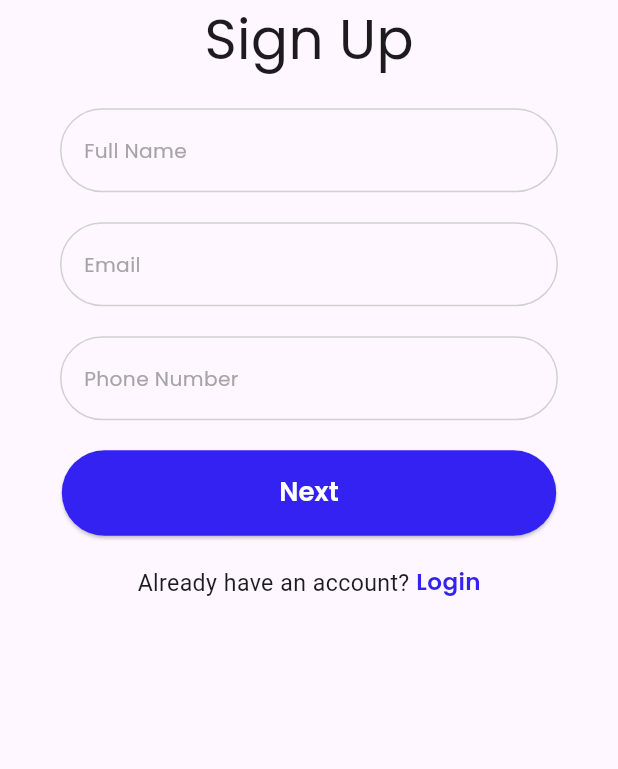
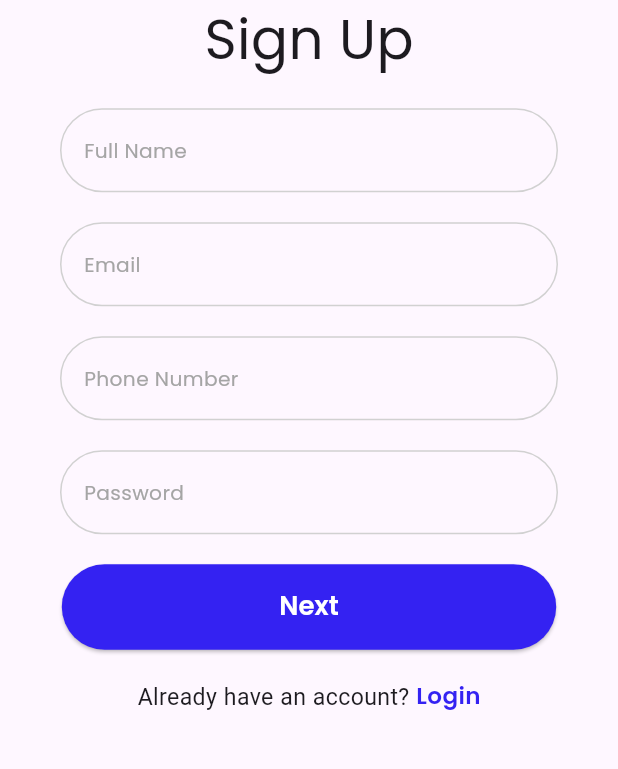
Before and after one commit to 00mkk00/mashena_driver_app, a Flutter app: the SignupView screen opened by its route, on a phone screen of 412 x 824 dp, the part 247-1016 px from its top. Run offline on Flutter 3.47's test engine with Material 3 defaults, Android fonts, the phone set to English and light mode, and no system bars; our stand-ins replace connectivity_plus, dio, dots_indicator, flutter_dotenv, flutter_screenutil, flutter_svg and 4 more; accounts and stored records are empty.

Commit message:
edit sign up body & create loing view

```diff
--- a/lib/feature/auth/presentation/views/widgets/signup_body.dart
+++ b/lib/feature/auth/presentation/views/widgets/signup_body.dart
@@ -20,8 +20,8 @@ class SignupViewBody extends StatelessWidget {
         const SizedBox(height: 20),
         Field(
           hint: S.of(context).authFullName,
-          autofillHints: const [AutofillHints.email],
-          keyboardType: TextInputType.emailAddress,
+          autofillHints: const [AutofillHints.name],
+          keyboardType: TextInputType.name,
         ),
         const SizedBox(height: 20),
         Field(
@@ -32,8 +32,15 @@ class SignupViewBody extends StatelessWidget {
         const SizedBox(height: 20),
         Field(
           hint: S.of(context).authPhone,
-          autofillHints: const [AutofillHints.email],
-          keyboardType: TextInputType.emailAddress,
+          autofillHints: const [AutofillHints.telephoneNumber],
+          keyboardType: TextInputType.number,
+        ),
+        const SizedBox(height: 20),
+        Field(
+          obscureText: true,
+          hint: S.of(context).authPassword,
+          autofillHints: const [AutofillHints.password],
+          keyboardType: TextInputType.visiblePassword,
         ),
         const SizedBox(height: 20),
         SizedBox(
```
Also changed, not shown: lib/feature/auth/presentation/views/widgets/login_view_body.dart (+50 -0 lines).
